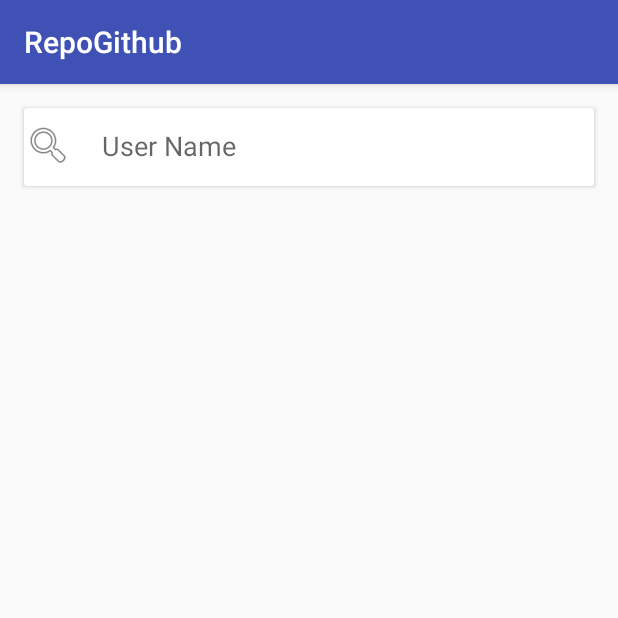
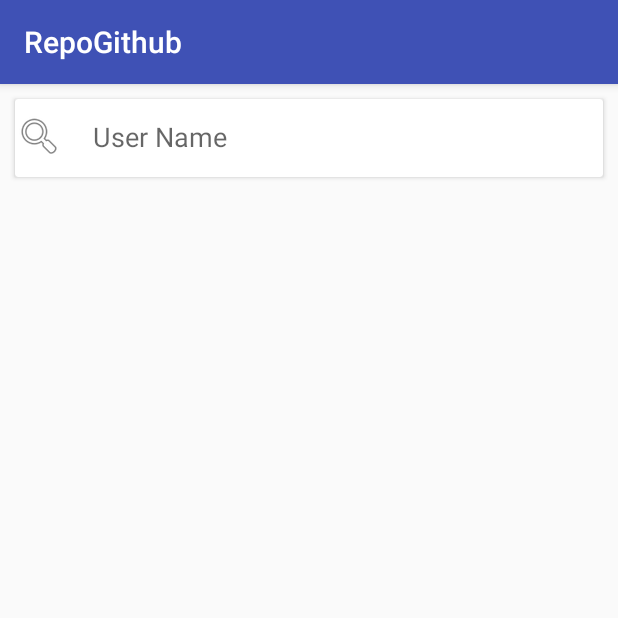
Before and after one commit to ravisankit14/RepoGithub, an Android app: the screen it shows after launch (MainActivity), on a phone screen of 412 x 824 dp, the top half of it. Run offline under Robolectric (Android 15) with nearby library versions, the phone set to English and light mode, and no system bars.

```diff
--- a/app/src/main/java/com/repogithub/adapter/MyItemRecyclerViewAdapter.java
+++ b/app/src/main/java/com/repogithub/adapter/MyItemRecyclerViewAdapter.java
@@ -69,7 +69,7 @@ public class MyItemRecyclerViewAdapter extends RecyclerView.Adapter<MyItemRecycl
     @Override
     public void onBindViewHolder(final ViewHolder holder, final int position) {
         holder.mItem = mValues.get(position);
-        Log.d("response 2", " " + holder.mItem.getName());
+        //Log.d("image 2", " " + holder.mItem.getName());
         try {
             holder.mProjectName.setText(holder.mItem.getName());
             holder.mHttpLink.setText(holder.mItem.getHtml_url());
--- a/app/src/main/java/com/repogithub/restapicall/RestClientApi.java
+++ b/app/src/main/java/com/repogithub/restapicall/RestClientApi.java
@@ -11,12 +11,12 @@ public class RestClientApi {
 
     private final static String BASE_URL = "https://api.github.com/";
 
-    public static Retrofit getClient(OkHttpClient client){
+    public static Retrofit getClient(){
         if(mRetrofit == null){
             mRetrofit = new Retrofit.Builder()
                     .baseUrl(BASE_URL)
                     .addConverterFactory(GsonConverterFactory.create())
-                    .client(client)
+                    //.client(client)
                     .build();
         }
         return mRetrofit;
--- a/app/src/main/java/com/repogithub/ui/ItemFragment.java
+++ b/app/src/main/java/com/repogithub/ui/ItemFragment.java
@@ -210,13 +210,16 @@ public class ItemFragment extends Fragment {
         });
     }
 
-
+    //data storage
     private void addToDatabase(final List<GetRepo> dataList){
         final DataSource dataSource = new DataSource(getActivity());
         Thread thread = new Thread(new Runnable() {
             @Override
             public void run() {
                 dataSource.seedDatabase(dataList);
+
+                for(GetRepo t : dataSource.getAllItems())
+                Log.e("datastorage",t.getName() +" ===="+ t.getOwner().getAvatar_url());
             }
         }); thread.start();
     }
--- a/app/src/main/java/com/repogithub/utility/ImageCacheManager.java
+++ b/app/src/main/java/com/repogithub/utility/ImageCacheManager.java
@@ -29,7 +29,7 @@ public class ImageCacheManager {
     }
 
     public static void putBitmap(Context context, GetRepo getRepo, Bitmap bitmap) {
-        String fileName = context.getCacheDir() + "/" + getRepo.getOwner().getAvatar_url();
+        String fileName = context.getCacheDir() + "/" + getRepo.getName();
         File file = new File(fileName);
         FileOutputStream outputStream = null;
         try {
@@ -46,6 +46,5 @@ public class ImageCacheManager {
                 }
             }
         }
-
     }
 }
--- a/app/src/main/res/layout/activity_main.xml
+++ b/app/src/main/res/layout/activity_main.xml
@@ -35,10 +35,6 @@
         android:id="@+id/fragment"
         android:layout_width="match_parent"
         android:layout_height="match_parent"
-        android:layout_marginBottom="@dimen/margindp"
-        android:layout_marginEnd="@dimen/margindp"
-        android:layout_marginStart="@dimen/margindp"
-        android:layout_marginTop="@dimen/margindp"
         android:visibility="gone">
 
     </FrameLayout>
--- a/app/src/main/res/layout/fragment_item.xml
+++ b/app/src/main/res/layout/fragment_item.xml
@@ -4,6 +4,7 @@
     xmlns:tools="http://schemas.android.com/tools"
     android:layout_width="match_parent"
     android:layout_height="170dp"
+    android:layout_margin="10dp"
     android:elevation="2dp">
 
     <RelativeLayout
--- a/app/src/main/res/values/dimens.xml
+++ b/app/src/main/res/values/dimens.xml
@@ -1,6 +1,6 @@
 <?xml version="1.0" encoding="utf-8"?>
 <resources>
-    <dimen name="margindp">16dp</dimen>
+    <dimen name="margindp">10dp</dimen>
     <dimen name="activity_vertical_margin">16dp</dimen>
     <dimen name="activity_horizontal_margin">16dp</dimen>
 </resources>
```
Also changed, not shown: app/src/main/java/com/repogithub/MainActivity.java (+13 -5 lines), app/src/main/java/com/repogithub/database/DataSource.java (+5 -5 lines), 278 other files.
